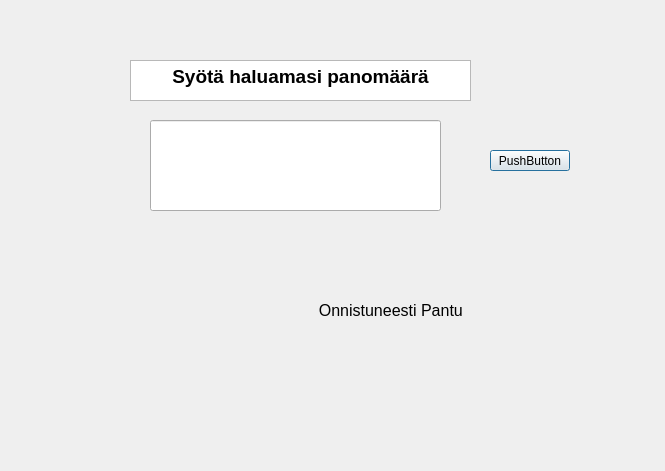
Before: the Qt Designer form bankautomat/muusumma.ui in tvt21kmo-bank-project/group_6, drawn with Qt 5.
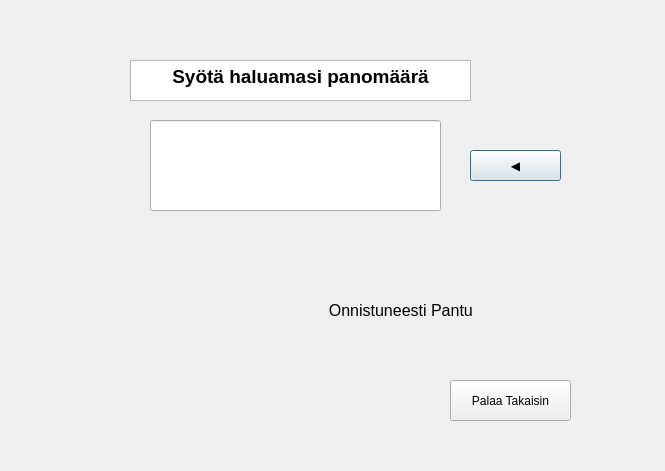
After: the same form once the commit is applied.

What changed in the file:
```diff
--- a/bankautomat/muusumma.ui
+++ b/bankautomat/muusumma.ui
@@ -33,14 +33,14 @@
   <widget class="QPushButton" name="pushButton_MuuSummaSET">
    <property name="geometry">
     <rect>
-     <x>490</x>
+     <x>470</x>
      <y>150</y>
-     <width>80</width>
-     <height>21</height>
+     <width>91</width>
+     <height>31</height>
     </rect>
    </property>
    <property name="text">
-    <string>PushButton</string>
+    <string>◀️</string>
    </property>
   </widget>
   <widget class="QLineEdit" name="lineEdit_MuuSumma">
@@ -56,7 +56,7 @@
   <widget class="QLabel" name="label">
    <property name="geometry">
     <rect>
-     <x>310</x>
+     <x>320</x>
      <y>270</y>
      <width>161</width>
      <height>81</height>
@@ -74,7 +74,7 @@
   <widget class="QLabel" name="label_Panosumma">
    <property name="geometry">
     <rect>
-     <x>180</x>
+     <x>190</x>
      <y>290</y>
      <width>91</width>
      <height>41</height>
@@ -84,6 +84,19 @@
     <string/>
    </property>
   </widget>
+  <widget class="QPushButton" name="pushButton">
+   <property name="geometry">
+    <rect>
+     <x>450</x>
+     <y>380</y>
+     <width>121</width>
+     <height>41</height>
+    </rect>
+   </property>
+   <property name="text">
+    <string>Palaa Takaisin</string>
+   </property>
+  </widget>
  </widget>
  <resources/>
  <connections/>
```
Left out of the diff: 6 changed lines with no effect on the pictures.
